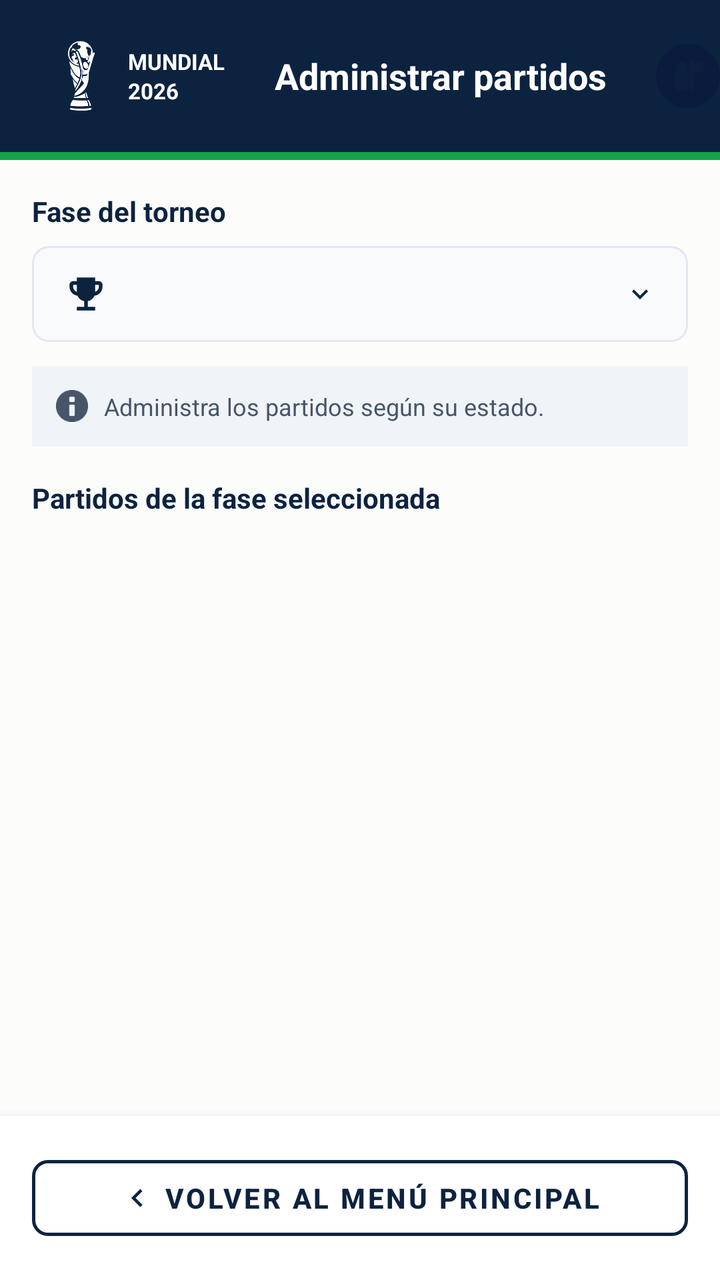
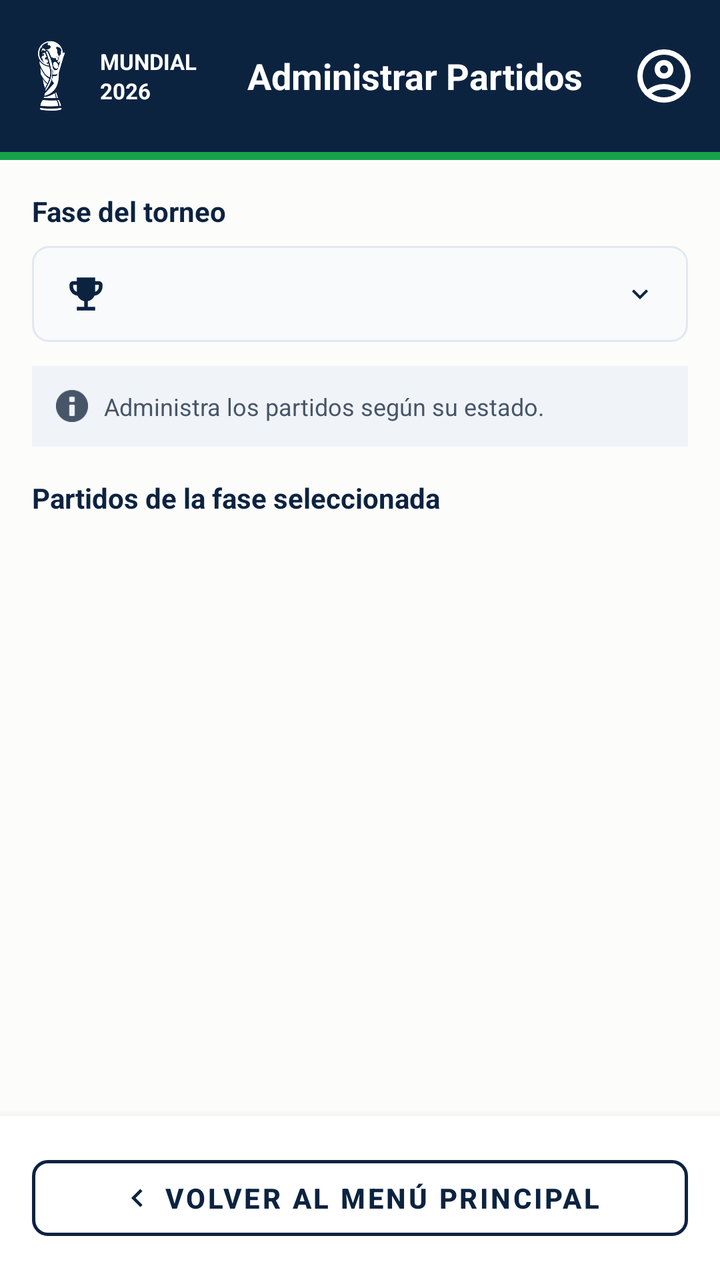

An Android layout rendered at two revisions. The XML below is the earlier revision; the diff shows what the commit changed to produce the second picture.
<!-- AndroidManifest.xml: application theme Theme.POO4_2P_GUERRERO_MARQUEZ_PALAGUACHI -->
<!-- res/layout/activity_administrar_partidos.xml -->
<?xml version="1.0" encoding="utf-8"?>
<LinearLayout xmlns:android="http://schemas.android.com/apk/res/android"
    xmlns:app="http://schemas.android.com/apk/res-auto"
    android:layout_width="match_parent"
    android:layout_height="match_parent"
    android:background="#FCFCFB"
    android:orientation="vertical">

    <LinearLayout
        android:layout_width="match_parent"
        android:layout_height="76dp"
        android:background="#0C2340"
        android:gravity="center_vertical"
        android:orientation="horizontal">

        <ImageView
            android:layout_width="48dp"
            android:layout_height="42dp"
            android:layout_marginStart="16dp"
            android:src="@drawable/copa_mundial_blanca" />

        <LinearLayout
            android:layout_width="wrap_content"
            android:layout_height="wrap_content"
            android:orientation="vertical">

            <TextView
                android:layout_width="wrap_content"
                android:layout_height="wrap_content"
                android:text="MUNDIAL"
                android:textColor="#FFFFFF"
                android:textSize="11sp"
                android:textStyle="bold" />
            <TextView
                android:layout_width="wrap_content"
                android:layout_height="wrap_content"
                android:text="2026"
                android:textColor="#FFFFFF"
                android:textSize="11sp"
                android:textStyle="bold" />
        </LinearLayout>

        <TextView
            android:layout_width="0dp"
            android:layout_height="wrap_content"
            android:layout_weight="1"
            android:gravity="center"
            android:text="Administrar partidos"
            android:textColor="#FFFFFF"
            android:textSize="18sp"
            android:textStyle="bold" />

        <ImageView
            android:layout_width="32dp"
            android:layout_height="32dp"
            android:background="@drawable/shape_circle_avatar"
            android:padding="6dp"
            android:src="@android:drawable/ic_menu_myplaces"
            app:tint="#0C2340" />
    </LinearLayout>

    <View
        android:layout_width="match_parent"
        android:layout_height="4dp"
        android:background="#16A34A" />

    <ScrollView
        android:layout_width="match_parent"
        android:layout_height="0dp"
        android:layout_weight="1"
        android:fillViewport="true">

        <LinearLayout
            android:layout_width="match_parent"
            android:layout_height="wrap_content"
            android:orientation="vertical"
            android:padding="16dp">

            <TextView
                android:layout_width="wrap_content"
                android:layout_height="wrap_content"
                android:layout_marginBottom="8dp"
                android:text="Fase del torneo"
                android:textColor="#0C2340"
                android:textSize="14sp"
                android:textStyle="bold" />

            <LinearLayout
                android:layout_width="match_parent"
                android:layout_height="48dp"
                android:background="@drawable/spinner_background"
                android:gravity="center_vertical"
                android:orientation="horizontal"
                android:paddingHorizontal="16dp">

                <ImageView
                    android:layout_width="22dp"
                    android:layout_height="22dp"
                    android:src="@drawable/ic_copa"
                    app:tint="#0C2340" />

                <Spinner
                    android:id="@+id/spinnerFasesAdmin"
                    android:layout_width="0dp"
                    android:layout_height="match_parent"
                    android:layout_weight="1"
                    android:layout_marginStart="12dp"
                    android:background="@android:color/transparent" />

                <ImageView
                    android:layout_width="16dp"
                    android:layout_height="16dp"
                    android:layout_marginStart="8dp"
                    android:src="@drawable/ic_flecha_derecha"
                    android:rotation="90"
                    app:tint="#0C2340" />
            </LinearLayout>

            <LinearLayout
                android:layout_width="match_parent"
                android:layout_height="wrap_content"
                android:layout_marginTop="12dp"
                android:background="#F0F4F8"
                android:padding="12dp"
                android:gravity="center_vertical"
                android:orientation="horizontal">

                <ImageView
                    android:layout_width="16dp"
                    android:layout_height="16dp"
                    android:src="@android:drawable/ic_dialog_info"
                    app:tint="#475569" />

                <TextView
                    android:layout_width="wrap_content"
                    android:layout_height="wrap_content"
                    android:layout_marginStart="8dp"
                    android:text="Administra los partidos según su estado."
                    android:textColor="#475569"
                    android:textSize="12sp" />
            </LinearLayout>

            <TextView
                android:layout_width="wrap_content"
                android:layout_height="wrap_content"
                android:layout_marginTop="16dp"
                android:layout_marginBottom="8dp"
                android:text="Partidos de la fase seleccionada"
                android:textColor="#0C2340"
                android:textSize="14sp"
                android:textStyle="bold" />

            <LinearLayout
                android:id="@+id/contenedorPartidosAdmin"
                android:layout_width="match_parent"
                android:layout_height="wrap_content"
                android:orientation="vertical"
                android:paddingBottom="16dp" />

        </LinearLayout>
    </ScrollView>

    <LinearLayout
        android:layout_width="match_parent"
        android:layout_height="wrap_content"
        android:background="#FFFFFF"
        android:elevation="8dp"
        android:padding="16dp">

        <Button
            android:id="@+id/btnVolverAdmin"
            style="@style/Widget.MaterialComponents.Button.OutlinedButton"
            android:layout_width="match_parent"
            android:layout_height="50dp"
            android:onClick="volverAlMenu"
            android:text="Volver al menú principal"
            android:textColor="#0C2340"
            android:textSize="14sp"
            android:textStyle="bold"
            app:cornerRadius="8dp"
            app:icon="@drawable/ic_flecha_izquierda"
            app:iconGravity="textStart"
            app:iconTint="#0C2340"
            app:strokeColor="#0C2340"
            app:strokeWidth="1.5dp" />
    </LinearLayout>

</LinearLayout>
<!-- resources referenced by this layout -->
<resources>
  <!-- drawable copa_mundial_blanca: png bitmap (drawable, 53141 bytes) -->
  <!-- drawable ic_copa (drawable) -->
  <vector xmlns:android="http://schemas.android.com/apk/res/android"
      android:width="24dp"
      android:height="24dp"
      android:viewportWidth="24"
      android:viewportHeight="24">
      <path
          android:fillColor="#0C2340"
          android:pathData="M19,5h-2V3H7v2H5C3.9,5 3,5.9 3,7v1c0,2.55 1.92,4.63 4.39,4.94c0.63,1.5 1.98,2.63 3.61,2.96V19H7v2h10v-2h-4v-3.1c1.63,-0.33 2.98,-1.46 3.61,-2.96C19.08,12.63 21,10.55 21,8V7C21,5.9 20.1,5 19,5zM5,8V7h2v3.82C5.84,10.4 5,9.3 5,8zM19,8c0,1.3 -0.84,2.4 -2,2.82V7h2V8z"/>
  </vector>
  <!-- drawable ic_flecha_derecha (drawable) -->
  <vector xmlns:android="http://schemas.android.com/apk/res/android"
      android:width="24dp"
      android:height="24dp"
      android:viewportWidth="24"
      android:viewportHeight="24">
      <path
          android:fillColor="#0C2340"
          android:pathData="M8.59,16.58L13.17,12L8.59,7.41L10,6L16,12L10,18L8.59,16.58Z"/>
  </vector>
  <!-- drawable ic_flecha_izquierda (drawable) -->
  <?xml version="1.0" encoding="utf-8"?>
  <rotate xmlns:android="http://schemas.android.com/apk/res/android"
      android:drawable="@drawable/ic_flecha_derecha"
      android:fromDegrees="180"
      android:toDegrees="180"
      android:pivotX="50%"
      android:pivotY="50%" />
  <!-- drawable shape_circle_avatar (drawable) -->
  <?xml version="1.0" encoding="utf-8"?>
  <shape xmlns:android="http://schemas.android.com/apk/res/android"
      android:shape="oval">
      <solid android:color="#0B1B3D" />
  </shape>
  <!-- drawable spinner_background (drawable) -->
  <?xml version="1.0" encoding="utf-8"?>
  <shape xmlns:android="http://schemas.android.com/apk/res/android"
      android:shape="rectangle">
  
      <solid android:color="#F8FAFC" />
  
      <stroke
          android:width="1dp"
          android:color="#E2E8F0" />
  
      <corners android:radius="8dp" />
  
  </shape>
  <style name="Theme.POO4_2P_GUERRERO_MARQUEZ_PALAGUACHI" parent="Base.Theme.POO4_2P_GUERRERO_MARQUEZ_PALAGUACHI" />
  <style name="Base.Theme.POO4_2P_GUERRERO_MARQUEZ_PALAGUACHI" parent="Theme.Material3.DayNight.NoActionBar">
          
          
      </style>
</resources>

<!-- the commit's change to res/layout/activity_administrar_partidos.xml (unified diff, before → after) -->
@@ -16,12 +16,13 @@
         <ImageView
             android:layout_width="48dp"
             android:layout_height="42dp"
-            android:layout_marginStart="16dp"
+            android:layout_marginStart="1dp"
             android:src="@drawable/copa_mundial_blanca" />
 
         <LinearLayout
             android:layout_width="wrap_content"
             android:layout_height="wrap_content"
+            android:layout_marginStart="1dp"
             android:orientation="vertical">
 
             <TextView
@@ -31,6 +32,7 @@
                 android:textColor="#FFFFFF"
                 android:textSize="11sp"
                 android:textStyle="bold" />
+
             <TextView
                 android:layout_width="wrap_content"
                 android:layout_height="wrap_content"
@@ -45,18 +47,18 @@
             android:layout_height="wrap_content"
             android:layout_weight="1"
             android:gravity="center"
-            android:text="Administrar partidos"
+            android:text="Administrar Partidos"
             android:textColor="#FFFFFF"
             android:textSize="18sp"
             android:textStyle="bold" />
 
         <ImageView
             android:layout_width="32dp"
-            android:layout_height="32dp"
-            android:background="@drawable/shape_circle_avatar"
-            android:padding="6dp"
-            android:src="@android:drawable/ic_menu_myplaces"
-            app:tint="#0C2340" />
+            android:layout_height="48dp"
+            android:layout_marginEnd="12dp"
+            android:src="@drawable/ic_persona"
+            app:tint="#FFFFFF" />
+
     </LinearLayout>
 
     <View
<!-- resource entries referenced after the edit -->
@@ -29,12 +29,12 @@
       android:toDegrees="180"
       android:pivotX="50%"
       android:pivotY="50%" />
-  <!-- drawable shape_circle_avatar (drawable) -->
-  <?xml version="1.0" encoding="utf-8"?>
-  <shape xmlns:android="http://schemas.android.com/apk/res/android"
-      android:shape="oval">
-      <solid android:color="#0B1B3D" />
-  </shape>
+  <!-- drawable ic_persona (drawable) -->
+  <vector xmlns:android="http://schemas.android.com/apk/res/android" android:height="24dp" android:tint="#000000" android:viewportHeight="960" android:viewportWidth="960" android:width="24dp">
+        
+      <path android:fillColor="@android:color/white" android:pathData="M234,684Q285,645 348,622.5Q411,600 480,600Q549,600 612,622.5Q675,645 726,684Q761,643 780.5,591Q800,539 800,480Q800,347 706.5,253.5Q613,160 480,160Q347,160 253.5,253.5Q160,347 160,480Q160,539 179.5,591Q199,643 234,684ZM380.5,479.5Q340,439 340,380Q340,321 380.5,280.5Q421,240 480,240Q539,240 579.5,280.5Q620,321 620,380Q620,439 579.5,479.5Q539,520 480,520Q421,520 380.5,479.5ZM480,880Q397,880 324,848.5Q251,817 197,763Q143,709 111.5,636Q80,563 80,480Q80,397 111.5,324Q143,251 197,197Q251,143 324,111.5Q397,80 480,80Q563,80 636,111.5Q709,143 763,197Q817,251 848.5,324Q880,397 880,480Q880,563 848.5,636Q817,709 763,763Q709,817 636,848.5Q563,880 480,880ZM580,784.5Q627,769 666,740Q627,711 580,695.5Q533,680 480,680Q427,680 380,695.5Q333,711 294,740Q333,769 380,784.5Q427,800 480,800Q533,800 580,784.5ZM523,423Q540,406 540,380Q540,354 523,337Q506,320 480,320Q454,320 437,337Q420,354 420,380Q420,406 437,423Q454,440 480,440Q506,440 523,423ZM480,380Q480,380 480,380Q480,380 480,380Q480,380 480,380Q480,380 480,380Q480,380 480,380Q480,380 480,380Q480,380 480,380Q480,380 480,380ZM480,740Q480,740 480,740Q480,740 480,740Q480,740 480,740Q480,740 480,740Q480,740 480,740Q480,740 480,740Q480,740 480,740Q480,740 480,740Z"/>
+      
+  </vector>
   <!-- drawable spinner_background (drawable) -->
   <?xml version="1.0" encoding="utf-8"?>
   <shape xmlns:android="http://schemas.android.com/apk/res/android"
